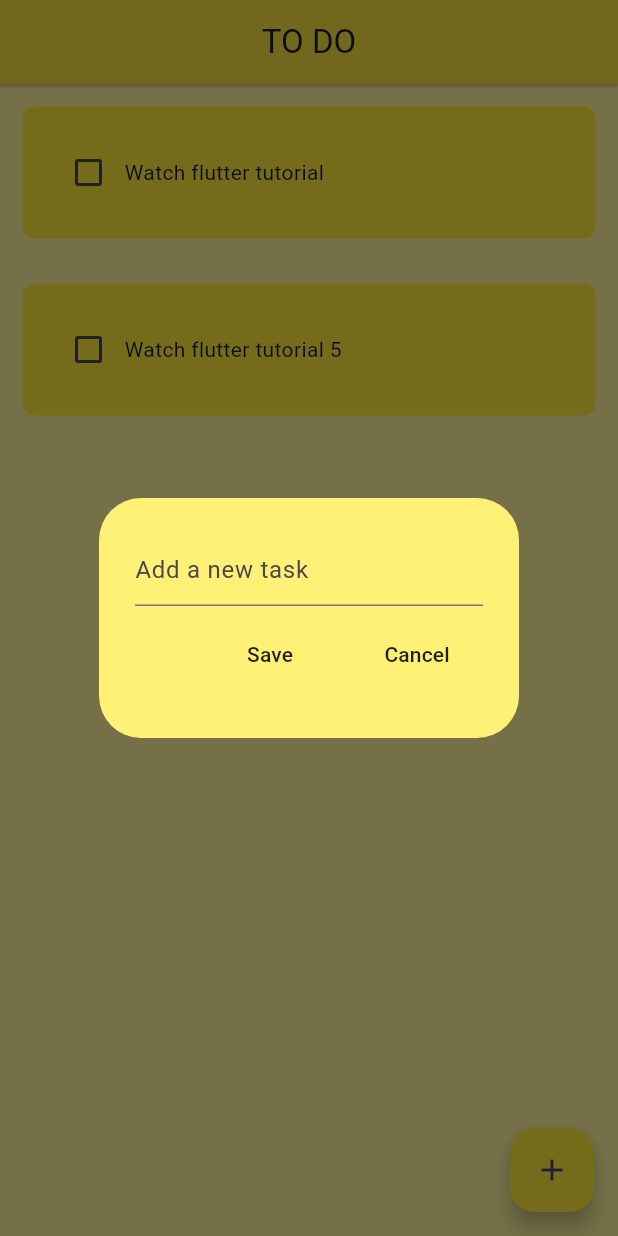
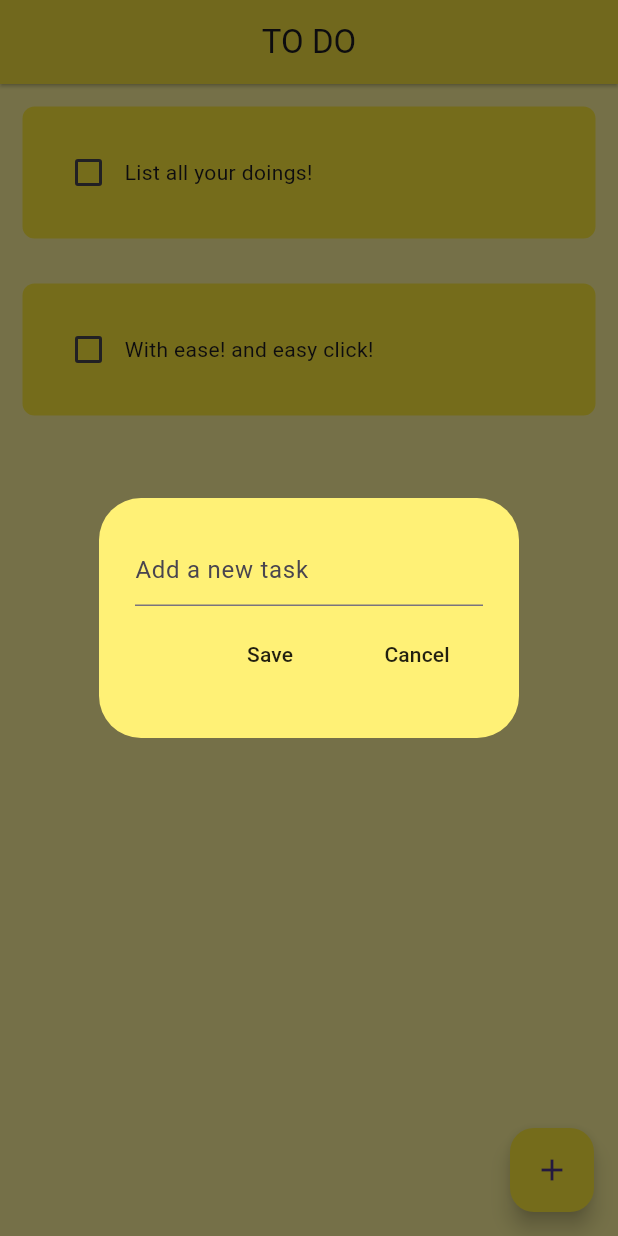
Before and after one commit to louiesumayan/simple_todo_app, a Flutter app: the screen it shows after launch, after a tap on the "add" icon, on a phone screen of 412 x 824 dp. Run offline on Flutter 3.47's test engine with Material 3 defaults, Android fonts, the phone set to English and light mode, and no system bars; drawn by our look-alikes of flutter_slidable; our stand-ins replace hive_flutter; accounts and stored records are empty.

Commit message:
simple todo app with flutter done

```diff
--- a/lib/components/dialog_box.dart
+++ b/lib/components/dialog_box.dart
@@ -1,4 +1,4 @@
-// ignore_for_file: sized_box_for_whitespace, prefer_const_constructors
+// ignore_for_file: sized_box_for_whitespace, prefer_const_constructors, must_be_immutable
 
 import 'package:flutter/material.dart';
 import 'package:simple_todo_app/components/my_button.dart';
@@ -6,7 +6,14 @@ import 'package:simple_todo_app/components/my_button.dart';
 class DialogBox extends StatelessWidget {
   final controller;
 
-  const DialogBox({super.key, required this.controller});
+  VoidCallback onSave;
+  VoidCallback onClose;
+
+  DialogBox(
+      {super.key,
+      required this.controller,
+      required this.onSave,
+      required this.onClose});
 
   @override
   Widget build(BuildContext context) {
@@ -23,11 +30,11 @@ class DialogBox extends StatelessWidget {
           Row(
             mainAxisAlignment: MainAxisAlignment.end,
             children: [
-              MyButton(text: 'Save', onPressed: () {}),
+              MyButton(text: 'Save', onPressed: onSave),
               const SizedBox(
                 width: 10,
               ),
-              MyButton(text: 'Cancel', onPressed: () {})
+              MyButton(text: 'Cancel', onPressed: onClose)
             ],
           )
         ]),
--- a/lib/components/todo_tile.dart
+++ b/lib/components/todo_tile.dart
@@ -1,20 +1,34 @@
+// ignore_for_file: must_be_immutable
+
 import 'package:flutter/material.dart';
+import 'package:flutter_slidable/flutter_slidable.dart';
 
 class ToDoTile extends StatelessWidget {
   final String taskName;
   final bool taskCompleted;
   final Function(bool?)? onChanged;
+  Function(BuildContext)? deleteNotes;
 
-  const ToDoTile(
+  ToDoTile(
       {super.key,
       required this.taskCompleted,
       required this.taskName,
-      required this.onChanged});
+      required this.onChanged,
+      required this.deleteNotes});
 
   @override
   Widget build(BuildContext context) {
     return Padding(
       padding: const EdgeInsets.all(15.0),
+      child: Slidable(
+        endActionPane: ActionPane(motion: const StretchMotion(), children: [
+          SlidableAction(
+            onPressed: deleteNotes,
+            icon: Icons.delete,
+            backgroundColor: Colors.red.shade300,
+            borderRadius: BorderRadius.circular(8),
+          )
+        ]),
         child: Container(
           padding: const EdgeInsets.all(20),
           decoration: BoxDecoration(
@@ -36,6 +50,7 @@ class ToDoTile extends StatelessWidget {
             ],
           ),
         ),
+      ),
     );
   }
 }
--- /dev/null
+++ b/lib/data/database.dart
@@ -0,0 +1,22 @@
+import 'package:hive_flutter/hive_flutter.dart';
+
+class ToDoDatabase {
+  List todoList = [];
+
+  final _myBox = Hive.box('myBox');
+
+  void createInitialData() {
+    todoList = [
+      ['List all your doings!', false],
+      ['With ease! and easy click!', false],
+    ];
+  }
+
+  void loadData() {
+    todoList = _myBox.get('TODOLIST');
+  }
+
+  void updateData() {
+    _myBox.put("TODOLIST", todoList);
+  }
+}
--- a/lib/main.dart
+++ b/lib/main.dart
@@ -1,8 +1,12 @@
 import 'package:flutter/material.dart';
-
+import 'package:hive_flutter/hive_flutter.dart';
 import 'pages/home_page.dart';
 
-void main() {
+void main() async {
+  await Hive.initFlutter();
+
+  var box = await Hive.openBox('myBox');
+
   runApp(const MyApp());
 }
 
--- a/lib/pages/home_page.dart
+++ b/lib/pages/home_page.dart
@@ -1,6 +1,8 @@
 import 'package:flutter/material.dart';
+import 'package:hive_flutter/hive_flutter.dart';
 import 'package:simple_todo_app/components/dialog_box.dart';
 import 'package:simple_todo_app/components/todo_tile.dart';
+import 'package:simple_todo_app/data/database.dart';
 
 class HomePage extends StatefulWidget {
   const HomePage({super.key});
@@ -12,15 +14,40 @@ class HomePage extends StatefulWidget {
 class _HomePageState extends State<HomePage> {
   final _controller = TextEditingController();
 
-  List todoList = [
-    ['Watch flutter tutorial', false],
-    ['Watch flutter tutorial 5', false],
-  ];
+  final _myBox = Hive.box('myBox');
+
+  ToDoDatabase db = ToDoDatabase();
+
+  @override
+  void initState() {
+    if (_myBox.get("TODOLIST") == null) {
+      db.createInitialData();
+    } else {
+      db.loadData();
+    }
+
+    super.initState();
+  }
 
   void checkBoxChanged(bool? value, int index) {
     setState(() {
-      todoList[index][1] = !todoList[index][1];
+      db.todoList[index][1] = !db.todoList[index][1];
     });
+
+    db.updateData();
+  }
+
+  void saveNewTask() {
+    setState(() {
+      if (_controller.text != '') {
+        db.todoList.add([_controller.text, false]);
+        Navigator.pop(context);
+        _controller.clear();
+      } else {
+        Navigator.pop(context);
+      }
+    });
+    db.updateData();
   }
 
   void createNewTask() {
@@ -29,8 +56,17 @@ class _HomePageState extends State<HomePage> {
         builder: (context) {
           return DialogBox(
             controller: _controller,
+            onSave: saveNewTask,
+            onClose: () => Navigator.of(context).pop(),
           );
         });
+  }
+
+  void deleteTaskNotes(int index) {
+    setState(() {
+      db.todoList.removeAt(index);
+    });
+    db.updateData();
   }
 
   @override
@@ -49,12 +85,14 @@ class _HomePageState extends State<HomePage> {
         child: const Icon(Icons.add),
       ),
       body: ListView.builder(
-        itemCount: todoList.length,
+        itemCount: db.todoList.length,
         itemBuilder: (BuildContext context, int index) {
           return ToDoTile(
-              taskName: todoList[index][0],
-              taskCompleted: todoList[index][1],
-              onChanged: (value) => checkBoxChanged(value, index));
+            taskName: db.todoList[index][0],
+            taskCompleted: db.todoList[index][1],
+            onChanged: (value) => checkBoxChanged(value, index),
+            deleteNotes: (context) => deleteTaskNotes(index),
+          );
         },
       ),
     );
```
Also changed, not shown: pubspec.yaml (+6 -3 lines), pubspec.lock, 1 other file. Lines whose indentation alone changed are shown as unchanged.
